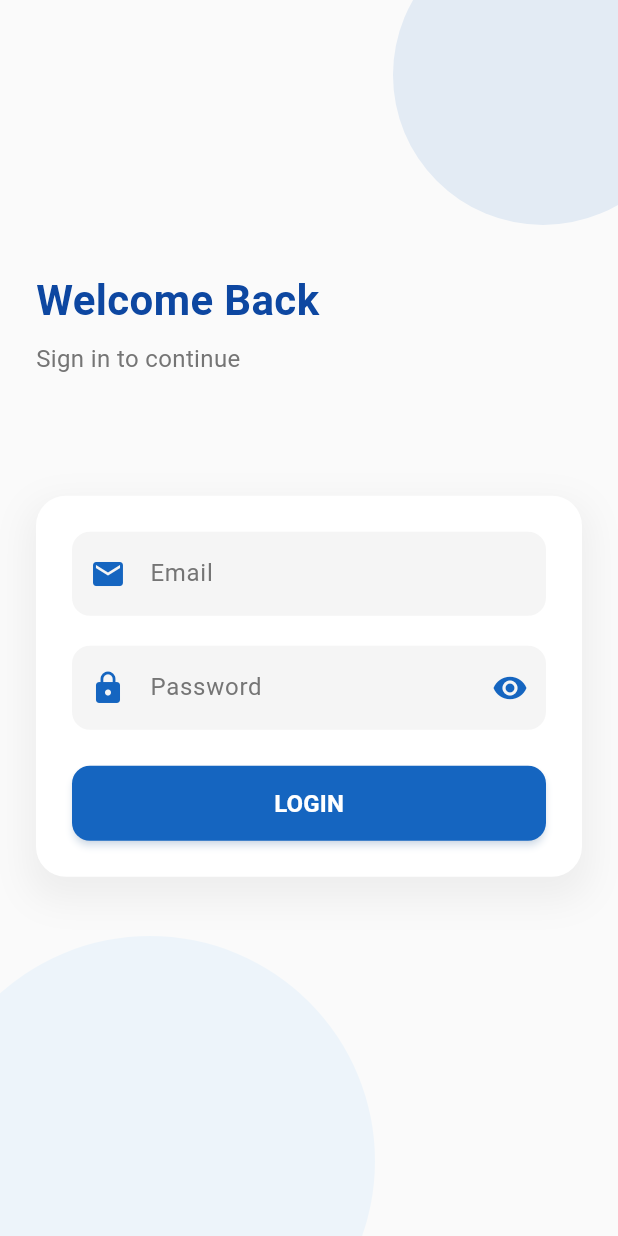
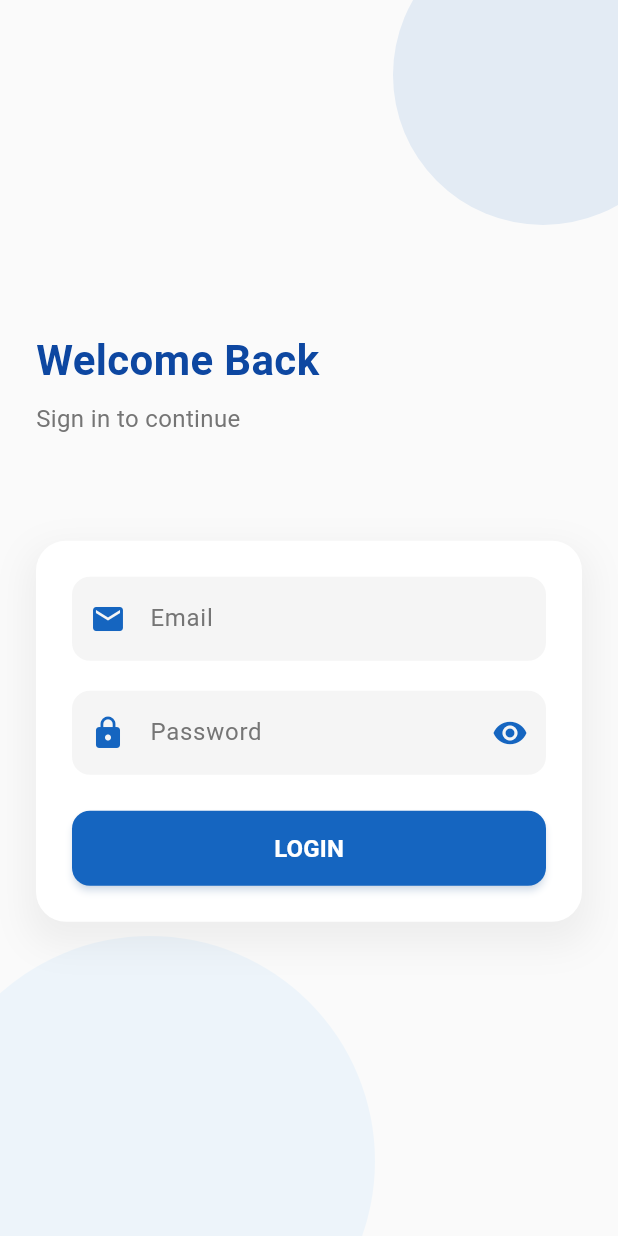
Before and after one commit to makananku/u_teen, a Flutter app: the screen it shows after launch, after a tap on "Login", on a phone screen of 412 x 824 dp. Run offline on Flutter 3.47's test engine with Material 3 defaults, Android fonts, the light colour scheme and no system bars; our stand-ins replace cloud_firestore, firebase_auth, firebase_core, flutter_keyboard_visibility, image_picker, lottie and 1 more; accounts and stored records are empty; network calls fail.

Commit message:
login screen darkmod optimized

```diff
--- a/lib/screens/login_screen.dart
+++ b/lib/screens/login_screen.dart
@@ -175,13 +175,13 @@ class _LoginScreenState extends State<LoginScreen> with SingleTickerProviderStat
   @override
   Widget build(BuildContext context) {
     final isDarkMode = Provider.of<ThemeNotifier>(context).isDarkMode;
-    final blueColor = Colors.blue[800]!;
-    final lightBlue = Colors.blue[100]!;
+    final blueColor = isDarkMode ? Colors.blue[400]! : Colors.blue[800]!;
+    final lightBlue = isDarkMode ? Colors.blue[900]! : Colors.blue[100]!;
 
     return WillPopScope(
       onWillPop: _onWillPop,
       child: Scaffold(
-        backgroundColor: isDarkMode ? Colors.grey[900] : Colors.grey[50],
+        backgroundColor: isDarkMode ? const Color(0xFF121212) : Colors.grey[50],
         body: Stack(
           children: [
             // Background decoration
@@ -192,7 +192,7 @@ class _LoginScreenState extends State<LoginScreen> with SingleTickerProviderStat
                 width: 200,
                 height: 200,
                 decoration: BoxDecoration(
-                  color: blueColor.withOpacity(0.1),
+                  color: blueColor.withOpacity(isDarkMode ? 0.2 : 0.1),
                   shape: BoxShape.circle,
                 ),
               ),
@@ -204,7 +204,7 @@ class _LoginScreenState extends State<LoginScreen> with SingleTickerProviderStat
                 width: 300,
                 height: 300,
                 decoration: BoxDecoration(
-                  color: lightBlue.withOpacity(0.2),
+                  color: lightBlue.withOpacity(isDarkMode ? 0.3 : 0.2),
                   shape: BoxShape.circle,
                 ),
               ),
@@ -219,7 +219,7 @@ class _LoginScreenState extends State<LoginScreen> with SingleTickerProviderStat
                     crossAxisAlignment: CrossAxisAlignment.start,
                     children: [
                       const Spacer(flex: 2),
-                      // Header with logo and title
+                      // Header with title only (logo removed)
                       FadeTransition(
                         opacity: _opacityAnimation,
                         child: SlideTransition(
@@ -227,7 +227,7 @@ class _LoginScreenState extends State<LoginScreen> with SingleTickerProviderStat
                           child: Column(
                             crossAxisAlignment: CrossAxisAlignment.start,
                             children: [
-                              const SizedBox(height: 20),
+                              const SizedBox(height: 80), // Space reserved for removed logo
                               Text(
                                 'Welcome Back',
                                 style: TextStyle(
@@ -257,7 +257,7 @@ class _LoginScreenState extends State<LoginScreen> with SingleTickerProviderStat
                           child: Container(
                             padding: const EdgeInsets.all(24),
                             decoration: BoxDecoration(
-                              color: isDarkMode ? Colors.grey[850] : Colors.white,
+                              color: isDarkMode ? const Color(0xFF1E1E1E) : Colors.white,
                               borderRadius: BorderRadius.circular(20),
                               boxShadow: [
                                 BoxShadow(
@@ -277,10 +277,10 @@ class _LoginScreenState extends State<LoginScreen> with SingleTickerProviderStat
                                     controller: _emailController,
                                     decoration: InputDecoration(
                                       filled: true,
-                                      fillColor: isDarkMode ? Colors.grey[800] : Colors.grey[100],
+                                      fillColor: isDarkMode ? const Color(0xFF2D2D2D) : Colors.grey[100],
                                       hintText: 'Email',
                                       hintStyle: TextStyle(
-                                        color: isDarkMode ? Colors.grey[400] : Colors.grey[600]),
+                                        color: isDarkMode ? Colors.grey[500] : Colors.grey[600]),
                                       prefixIcon: Icon(
                                         Icons.email,
                                         color: blueColor,
@@ -302,10 +302,10 @@ class _LoginScreenState extends State<LoginScreen> with SingleTickerProviderStat
                                     obscureText: _obscurePassword,
                                     decoration: InputDecoration(
                                       filled: true,
-                                      fillColor: isDarkMode ? Colors.grey[800] : Colors.grey[100],
+                                      fillColor: isDarkMode ? const Color(0xFF2D2D2D) : Colors.grey[100],
                                       hintText: 'Password',
                                       hintStyle: TextStyle(
-                                        color: isDarkMode ? Colors.grey[400] : Colors.grey[600]),
+                                        color: isDarkMode ? Colors.grey[500] : Colors.grey[600]),
                                       prefixIcon: Icon(
                                         Icons.lock,
                                         color: blueColor,
@@ -336,7 +336,7 @@ class _LoginScreenState extends State<LoginScreen> with SingleTickerProviderStat
                                       onPressed: _isLoading ? null : _handleLogin,
                                       style: ElevatedButton.styleFrom(
                                         backgroundColor: blueColor,
-                                        foregroundColor: Colors.white,
+                                        foregroundColor: isDarkMode ? Colors.black : Colors.white,
                                         shape: RoundedRectangleBorder(
                                           borderRadius: BorderRadius.circular(12),
                                         ),
@@ -357,7 +357,7 @@ class _LoginScreenState extends State<LoginScreen> with SingleTickerProviderStat
                                               style: TextStyle(
                                                 fontSize: 16,
                                                 fontWeight: FontWeight.bold,
-                                                color: Colors.white,
+                                                color: isDarkMode ? Colors.black : Colors.white,
                                               ),
                                             ),
                                     ),
```
